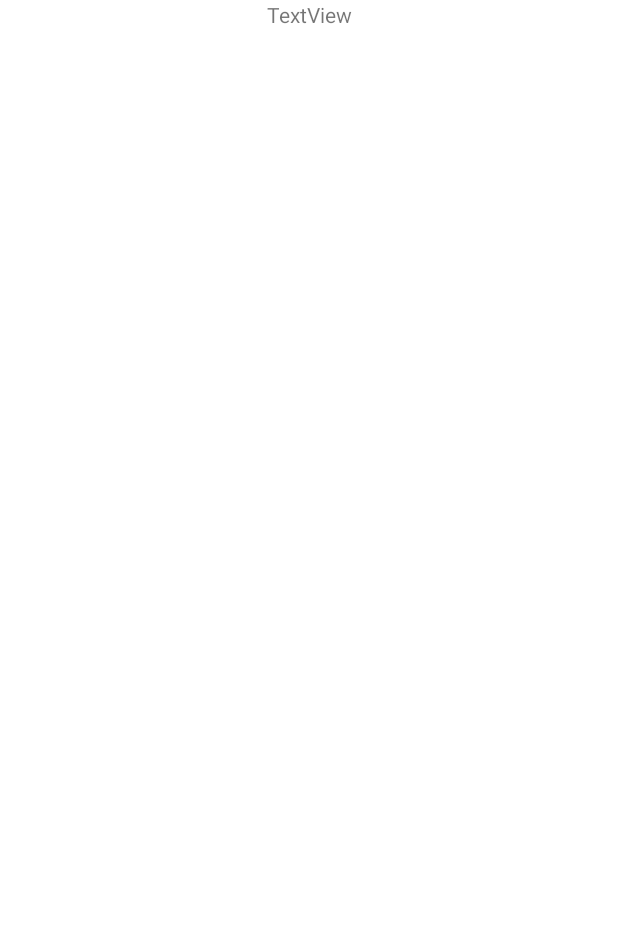
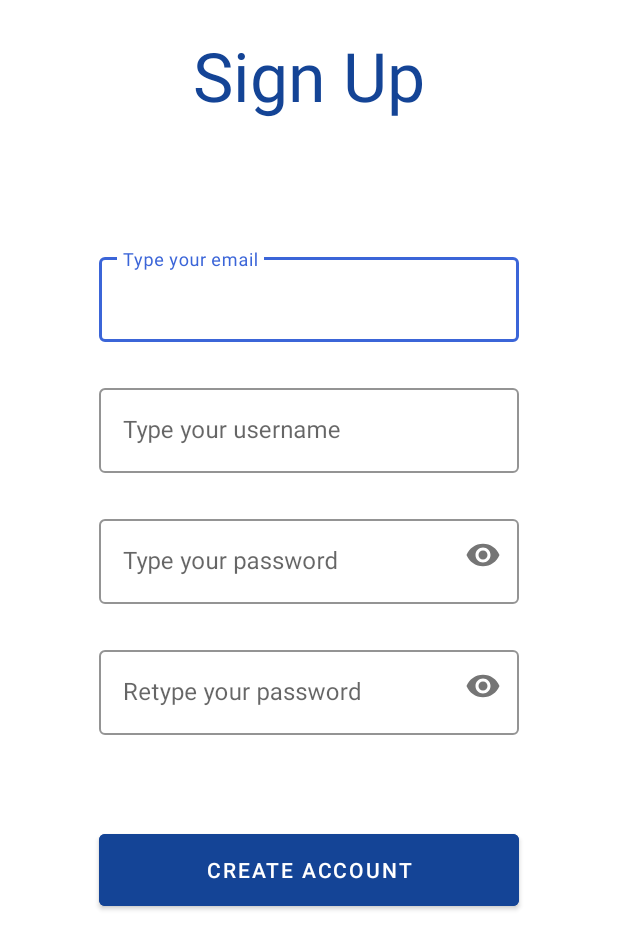
Before and after one commit to huremovicm/NeptuneNotes, an Android app: the Signup screen opened directly, with no data from a screen before it, on a phone screen of 412 x 824 dp. Before the commit the part shown is almost empty. Shown: the top 949 px of the screen. Run offline under Robolectric (Android 15) with nearby library versions, the phone set to English and light mode, and no system bars.

Commit message:
Sign Up design completed.

```diff
--- a/app/src/main/res/layout/activity_signup.xml
+++ b/app/src/main/res/layout/activity_signup.xml
@@ -10,8 +10,125 @@
         android:id="@+id/signupTitle"
         android:layout_width="wrap_content"
         android:layout_height="wrap_content"
-        android:text="TextView"
+        android:text="@string/signupSt"
+        android:textSize="45dp"
+        android:layout_marginTop="20dp"
+        android:textColor="@color/neptune_blue_150"
         app:layout_constraintEnd_toEndOf="parent"
         app:layout_constraintStart_toStartOf="parent"
         app:layout_constraintTop_toTopOf="parent" />
+
+    <com.google.android.material.textfield.TextInputLayout
+        android:id="@+id/emailSignup"
+        android:layout_width="280dp"
+        android:layout_height="wrap_content"
+        android:layout_marginTop="85dp"
+        android:ems="10"
+        android:hint="@string/email"
+        android:importantForAutofill="no"
+        app:layout_constraintEnd_toEndOf="parent"
+        app:hintTextColor="@color/neptune_blue_216"
+        app:boxStrokeColor="@color/neptune_blue_216"
+        app:layout_constraintStart_toStartOf="parent"
+        style="@style/Widget.MaterialComponents.TextInputLayout.OutlinedBox"
+        app:layout_constraintTop_toBottomOf="@+id/signupTitle">
+
+        <com.google.android.material.textfield.TextInputEditText
+            android:layout_width="280dp"
+            android:layout_height="wrap_content"
+            android:textCursorDrawable="@null"
+            android:backgroundTint="@color/white"
+            android:inputType="textPersonName"
+            android:minHeight="48dp" />
+
+    </com.google.android.material.textfield.TextInputLayout>
+
+    <com.google.android.material.textfield.TextInputLayout
+        android:id="@+id/usernameSignup"
+        android:layout_width="280dp"
+        android:layout_height="wrap_content"
+        android:layout_marginTop="25dp"
+        android:ems="10"
+        android:hint="@string/usernameSt"
+        android:importantForAutofill="no"
+        app:layout_constraintEnd_toEndOf="parent"
+        app:hintTextColor="@color/neptune_blue_216"
+        app:boxStrokeColor="@color/neptune_blue_216"
+        app:layout_constraintStart_toStartOf="parent"
+        style="@style/Widget.MaterialComponents.TextInputLayout.OutlinedBox"
+        app:layout_constraintTop_toBottomOf="@+id/emailSignup">
+
+        <com.google.android.material.textfield.TextInputEditText
+            android:layout_width="280dp"
+            android:layout_height="wrap_content"
+            android:textCursorDrawable="@null"
+            android:backgroundTint="@color/white"
+            android:inputType="textPersonName"
+            android:minHeight="48dp" />
+
+    </com.google.android.material.textfield.TextInputLayout>
+    <com.google.android.material.textfield.TextInputLayout
+        android:id="@+id/passwordSignup"
+        android:layout_width="280dp"
+        android:layout_height="wrap_content"
+        android:layout_marginTop="25dp"
+        android:ems="10"
+        app:passwordToggleEnabled="true"
+        android:hint="@string/password"
+        android:importantForAutofill="no"
+
+        app:layout_constraintEnd_toEndOf="parent"
+        app:layout_constraintStart_toStartOf="parent"
+        app:hintTextColor="@color/neptune_blue_216"
+        app:boxStrokeColor="@color/neptune_blue_216"
+        style="@style/Widget.MaterialComponents.TextInputLayout.OutlinedBox"
+        app:layout_constraintTop_toBottomOf="@+id/usernameSignup">
+
+        <com.google.android.material.textfield.TextInputEditText
+            android:layout_width="280dp"
+            android:layout_height="wrap_content"
+            android:backgroundTint="@color/white"
+            android:textCursorDrawable="@null"
+            android:inputType="textPassword"
+            android:minHeight="48dp" />
+
+    </com.google.android.material.textfield.TextInputLayout>
+
+    <com.google.android.material.textfield.TextInputLayout
+        android:id="@+id/passwordSignupMatch"
+        android:layout_width="280dp"
+        android:layout_height="wrap_content"
+        android:layout_marginTop="25dp"
+        android:ems="10"
+        app:passwordToggleEnabled="true"
+        android:hint="@string/matchPass"
+        android:importantForAutofill="no"
+
+        app:layout_constraintEnd_toEndOf="parent"
+        app:layout_constraintStart_toStartOf="parent"
+        app:hintTextColor="@color/neptune_blue_216"
+        app:boxStrokeColor="@color/neptune_blue_216"
+        style="@style/Widget.MaterialComponents.TextInputLayout.OutlinedBox"
+        app:layout_constraintTop_toBottomOf="@+id/passwordSignup">
+
+        <com.google.android.material.textfield.TextInputEditText
+            android:layout_width="280dp"
+            android:layout_height="wrap_content"
+            android:backgroundTint="@color/white"
+            android:textCursorDrawable="@null"
+            android:inputType="textPassword"
+            android:minHeight="48dp" />
+
+    </com.google.android.material.textfield.TextInputLayout>
+
+    <Button
+        android:id="@+id/createAccount"
+        android:layout_width="280dp"
+        android:layout_height="60dp"
+        android:layout_marginTop="60dp"
+        android:backgroundTint="@color/neptune_blue_150"
+        android:text="@string/create"
+        app:layout_constraintEnd_toEndOf="parent"
+        app:layout_constraintStart_toStartOf="parent"
+        app:layout_constraintTop_toBottomOf="@+id/passwordSignupMatch" />
 </androidx.constraintlayout.widget.ConstraintLayout>
--- a/app/src/main/res/values/strings.xml
+++ b/app/src/main/res/values/strings.xml
@@ -6,4 +6,7 @@
     <string name="password">Type your password</string>
     <string name="loginSt">Login</string>
     <string name="signupSt">Sign Up</string>
+    <string name="usernameSt">Type your username</string>
+    <string name="matchPass">Retype your password</string>
+    <string name="create">Create account</string>
 </resources>
```
